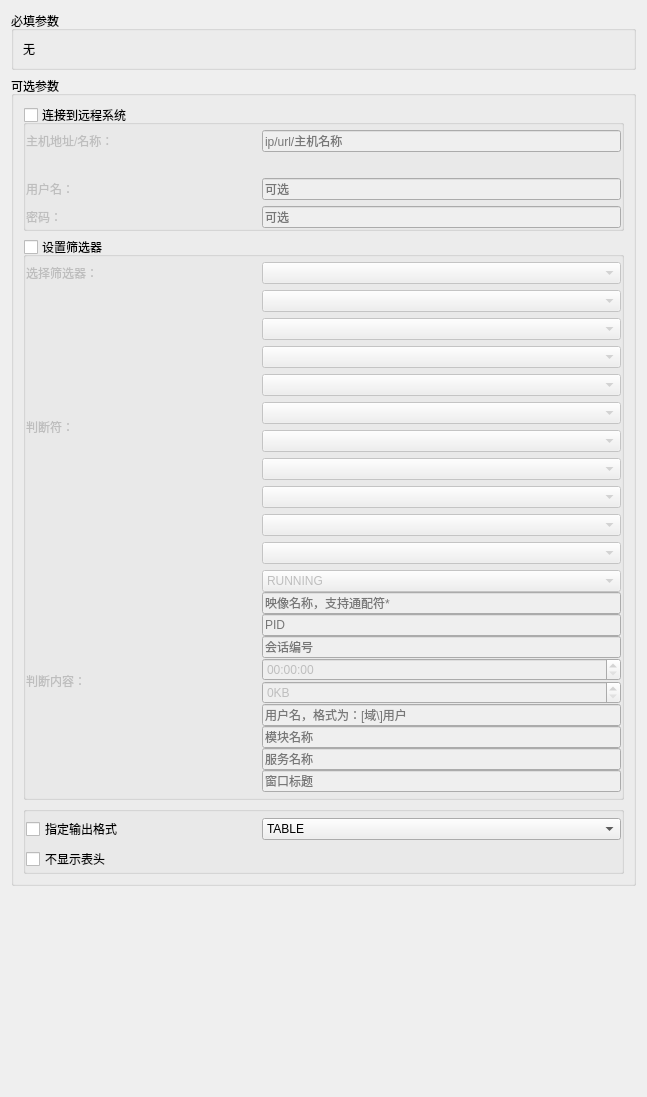
Before: the Qt Designer form src/EasyCmd/CmdEditors/TaskkillEditor.ui in doasyourself/EasyCmd, drawn with Qt 5.
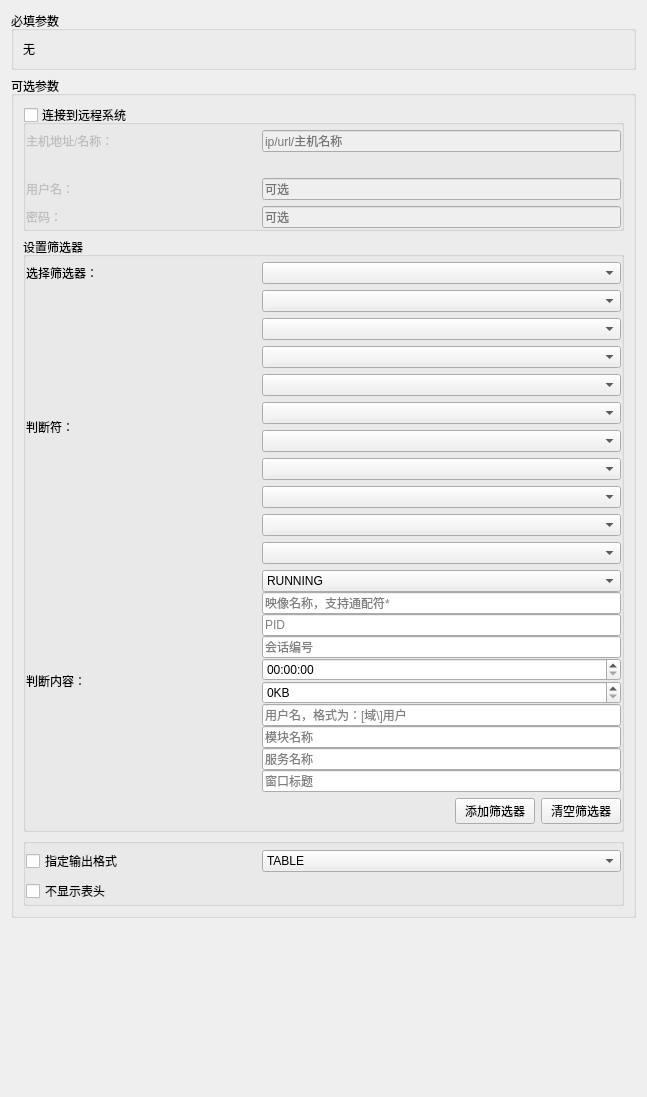
After: the same form once the commit is applied.

Commit message: 1.tasklist和taskkill实现筛选器列表 2.出现错误也要继续，不然后面的配置会不显示

```diff
--- a/src/EasyCmd/CmdEditors/TaskkillEditor.ui
+++ b/src/EasyCmd/CmdEditors/TaskkillEditor.ui
@@ -182,7 +182,7 @@
          <bool>true</bool>
         </property>
         <property name="checkable">
-         <bool>true</bool>
+         <bool>false</bool>
         </property>
         <property name="checked">
          <bool>false</bool>
@@ -431,6 +431,40 @@
            </item>
           </layout>
          </item>
+         <item>
+          <layout class="QHBoxLayout" name="horizontalLayout_2">
+           <property name="topMargin">
+            <number>0</number>
+           </property>
+           <item>
+            <spacer name="horizontalSpacer">
+             <property name="orientation">
+              <enum>Qt::Horizontal</enum>
+             </property>
+             <property name="sizeHint" stdset="0">
+              <size>
+               <width>40</width>
+               <height>20</height>
+              </size>
+             </property>
+            </spacer>
+           </item>
+           <item>
+            <widget class="QPushButton" name="pushButton_addFilter">
+             <property name="text">
+              <string>添加筛选器</string>
+             </property>
+            </widget>
+           </item>
+           <item>
+            <widget class="QPushButton" name="pushButton_clearFilter">
+             <property name="text">
+              <string>清空筛选器</string>
+             </property>
+            </widget>
+           </item>
+          </layout>
+         </item>
         </layout>
        </widget>
       </item>
```
Left out of the diff: 44 changed lines with no effect on the pictures. The commit also changes 6 other files.
